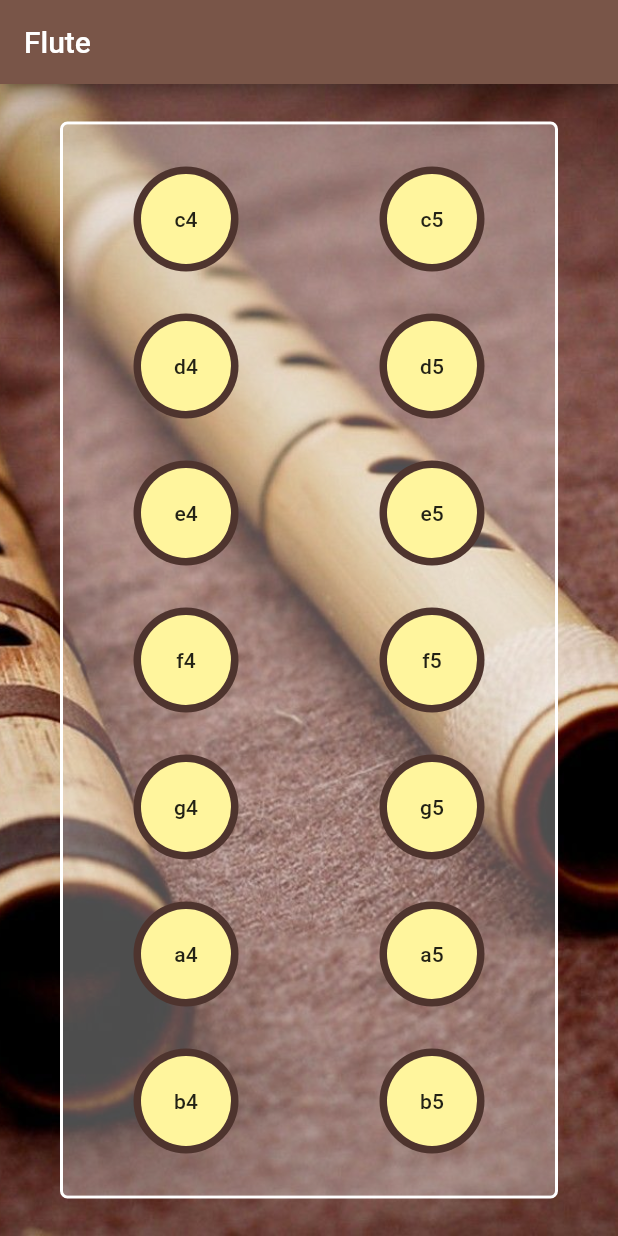
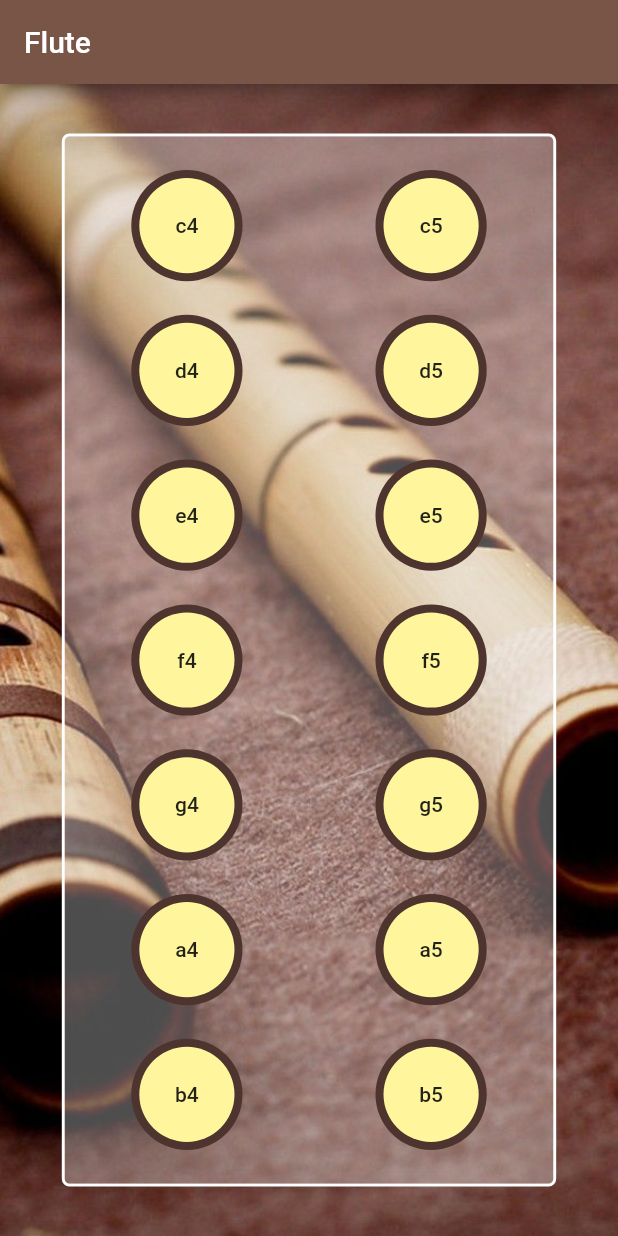
Before and after one commit to Kyoshiin/Flute, a Flutter app: the screen it shows after launch, on a phone screen of 412 x 824 dp. Run offline on Flutter 3.47's test engine with Material 2 defaults, Android fonts, the phone set to English and light mode, and no system bars; our stand-ins replace audioplayers.

Commit message:
UI issues fixed

```diff
--- a/lib/main.dart
+++ b/lib/main.dart
@@ -2,25 +2,41 @@ import 'package:audioplayers/audio_cache.dart';
 import 'package:flutter/cupertino.dart';
 import 'package:flutter/material.dart';
 import 'package:audioplayers/audioplayers.dart';
+import 'package:flutter/services.dart';
 
 void main() {
   runApp(FluteApp());
 }
 
 class FluteApp extends StatelessWidget {
-  final cache = AudioCache();
-  AudioPlayer player;
-  String disclaimer = '**Disclaimer the sounds are not always correct';
-
   @override
   Widget build(BuildContext context) {
+    SystemChrome.setPreferredOrientations([
+      DeviceOrientation.portraitUp,
+      DeviceOrientation.portraitDown,
+    ]);
     return MaterialApp(
       home: Scaffold(
         appBar: AppBar(
           backgroundColor: Colors.brown,
           title: Text('Flute'),
         ),
-        body: Container(
+        body: AppBody(),
+      ),
+    );
+  }
+}
+
+class AppBody extends StatelessWidget {
+  double height, width;
+  final cache = AudioCache();
+  AudioPlayer player;
+
+  @override
+  Widget build(BuildContext context) {
+    height = MediaQuery.of(context).size.height;
+    width = MediaQuery.of(context).size.width;
+    return Container(
       constraints: BoxConstraints.expand(),
       decoration: BoxDecoration(
         image: DecorationImage(
@@ -29,7 +45,8 @@ class FluteApp extends StatelessWidget {
         ),
       ),
       child: Container(
-            margin: EdgeInsets.symmetric(vertical: 25, horizontal: 40),
+        margin: EdgeInsets.symmetric(
+            vertical: 0.04 * height, horizontal: 0.1 * width),
         decoration: BoxDecoration(
           border: Border.all(
             width: 2,
@@ -70,22 +87,19 @@ class FluteApp extends StatelessWidget {
           ),
         ),
       ),
-        ),
-      ),
     );
   }
 
   Widget buildbtn(String note) {
     return CircleAvatar(
-      radius: 35,
+      radius: 0.09 * width,
       backgroundColor: Colors.brown[800],
       child: CircleAvatar(
-        radius: 30,
+        radius: 0.077 * width,
         backgroundColor: Colors.yellow[200],
         child: FlatButton(
           child: Text(note),
           onPressed: () {
-            disclaimer = '';
             playnote(note);
           },
         ),
```
Also changed, not shown: pubspec.yaml (+1 -16 lines), 1 other file. Lines whose indentation alone changed are shown as unchanged.
